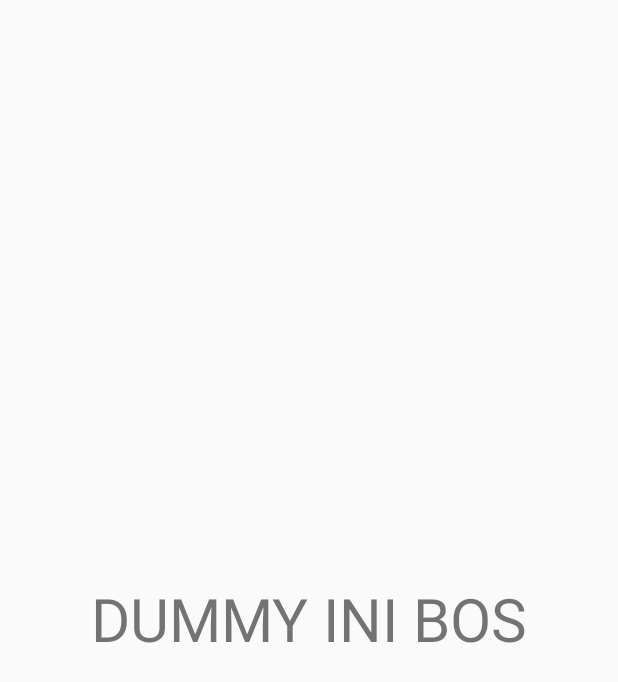
After one commit to fikri011100/bom-tiket, an Android app: the SignUpActivity screen opened directly, with no data from a screen before it, on a phone screen of 412 x 824 dp. The commit adds this screen. Shown: the top 682 px of the screen. Run offline under Robolectric (Android 15) with nearby library versions, the phone set to English and light mode, and no system bars; Roboto replaces fonts that are not available here.

Commit message:
Done signIn Activity with Firebase + add Dummy Home & SignUp Activity

```diff
--- /dev/null
+++ b/app/src/main/java/bncc/net/bom/SignUpActivity.kt
@@ -0,0 +1,11 @@
+package bncc.net.bom
+
+import androidx.appcompat.app.AppCompatActivity
+import android.os.Bundle
+
+class SignUpActivity : AppCompatActivity() {
+    override fun onCreate(savedInstanceState: Bundle?) {
+        super.onCreate(savedInstanceState)
+        setContentView(R.layout.activity_sign_up)
+    }
+}
--- /dev/null
+++ b/app/src/main/res/layout/activity_sign_up.xml
@@ -0,0 +1,19 @@
+<?xml version="1.0" encoding="utf-8"?>
+<androidx.constraintlayout.widget.ConstraintLayout xmlns:android="http://schemas.android.com/apk/res/android"
+    xmlns:app="http://schemas.android.com/apk/res-auto"
+    xmlns:tools="http://schemas.android.com/tools"
+    android:layout_width="match_parent"
+    android:layout_height="match_parent"
+    tools:context=".SignUpActivity">
+
+    <TextView
+        android:id="@+id/textView3"
+        android:layout_width="wrap_content"
+        android:layout_height="wrap_content"
+        android:text="DUMMY INI BOS"
+        android:textSize="40sp"
+        app:layout_constraintBottom_toBottomOf="parent"
+        app:layout_constraintEnd_toEndOf="parent"
+        app:layout_constraintStart_toStartOf="parent"
+        app:layout_constraintTop_toTopOf="parent" />
+</androidx.constraintlayout.widget.ConstraintLayout>
```
Also changed, not shown: app/src/main/AndroidManifest.xml (+11 -4 lines), app/src/main/java/bncc/net/bom/HomeActivity.kt (added, +11 -0 lines), app/src/main/java/bncc/net/bom/signin/SignInActivity.kt (+71 -0 lines), app/src/main/res/layout/activity_home.xml (added, +19 -0 lines).
